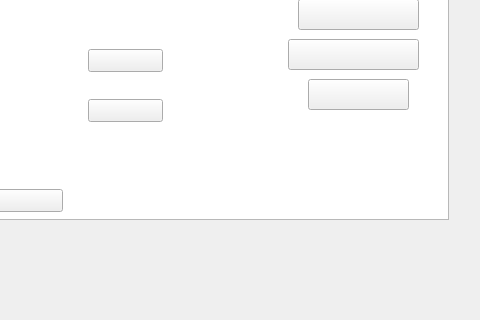
Qt form Proyecto_Final_Golden_Wind_Fighters/mainwindow.ui (abdy-sanchez/Proyecto_Final_Info2) before a commit; both pictures show x 152 to 632 and y 111 to 431 of the 800 by 600 pixel window.
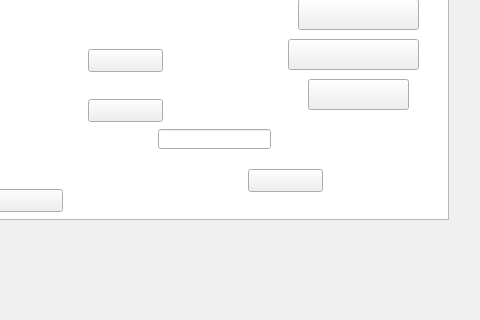
The same form after that commit. Icons and pictures are not drawn.

Commit message: Avance -> Ingresar nombre del jugador, imagen que pregunta por tu nombre, actualizacion del menu, boton aceptar, y archivo para guardar la partida.

```diff
--- a/Proyecto_Final_Golden_Wind_Fighters/mainwindow.ui
+++ b/Proyecto_Final_Golden_Wind_Fighters/mainwindow.ui
@@ -120,6 +120,56 @@
      <string/>
     </property>
    </widget>
+   <widget class="QLineEdit" name="agregar_nombre">
+    <property name="geometry">
+     <rect>
+      <x>310</x>
+      <y>240</y>
+      <width>113</width>
+      <height>20</height>
+     </rect>
+    </property>
+    <property name="font">
+     <font>
+      <family>Fixedsys</family>
+      <pointsize>11</pointsize>
+      <weight>50</weight>
+      <bold>false</bold>
+     </font>
+    </property>
+   </widget>
+   <widget class="QPushButton" name="aceptar">
+    <property name="geometry">
+     <rect>
+      <x>400</x>
+      <y>280</y>
+      <width>75</width>
+      <height>23</height>
+     </rect>
+    </property>
+    <property name="styleSheet">
+     <string notr="true">border-image: url(:/Recursos/btn_aceptar.png);</string>
+    </property>
+    <property name="text">
+     <string/>
+    </property>
+   </widget>
+   <widget class="QLabel" name="texto1">
+    <property name="geometry">
+     <rect>
+      <x>230</x>
+      <y>100</y>
+      <width>181</width>
+      <height>31</height>
+     </rect>
+    </property>
+    <property name="styleSheet">
+     <string notr="true">border-image: url(:/Recursos/txt_pregunta.png);</string>
+    </property>
+    <property name="text">
+     <string/>
+    </property>
+   </widget>
   </widget>
  </widget>
  <resources/>
```
The commit also changes 6 other files.
